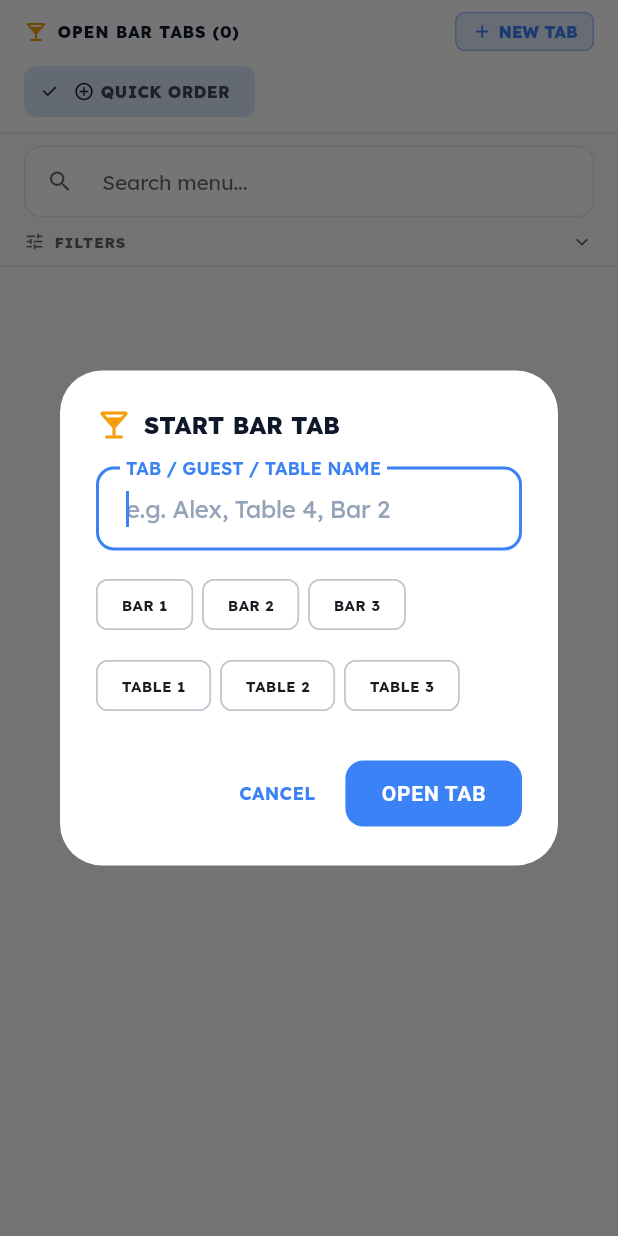
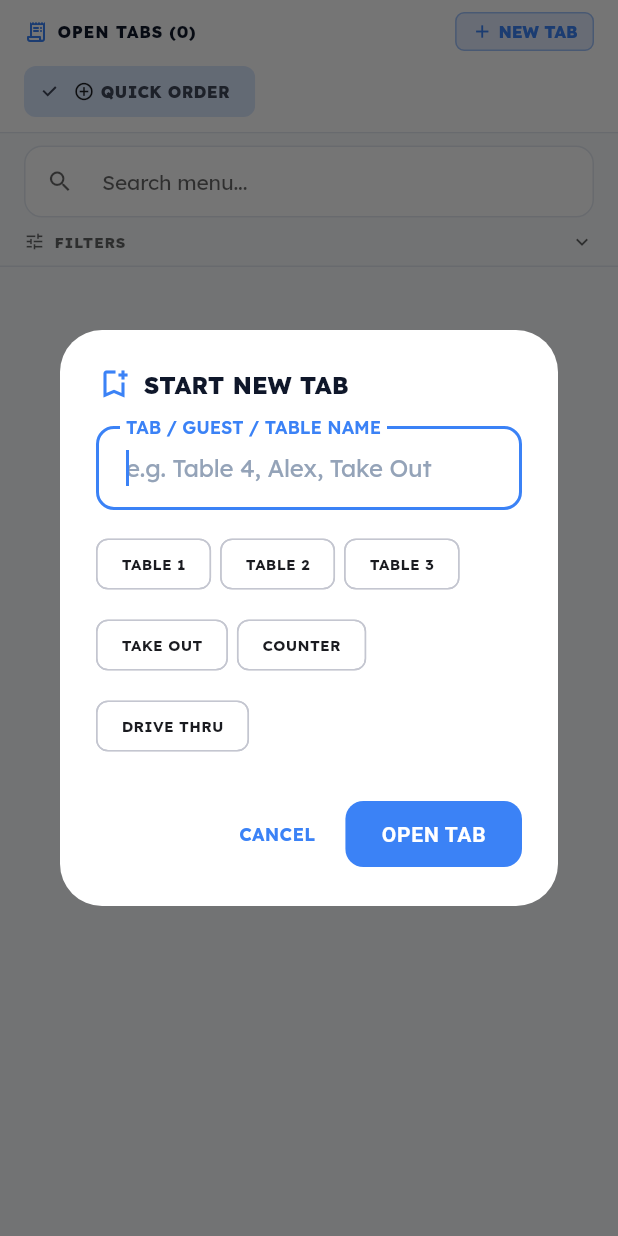
Before and after one commit to CephandriusMaxtori/dartKDS, a Flutter app: the OrderIntakeView widget shown alone on an empty page, opened directly, after a tap on "NEW TAB", on a phone screen of 412 x 824 dp. Run offline on Flutter 3.47's test engine with Material 3 defaults, Android fonts, the phone set to English and light mode, and no system bars; our stand-ins replace audioplayers, confetti, drift, file_picker, flutter_riverpod, qr_flutter and 5 more; missing offline and left inert: mobile_scanner, nsd, shelf_router; accounts and stored records are empty; generated files the repository leaves out were written again.

Commit message:
Refine Open Tabs UI into clean, universal Customer and Table Tabs

```diff
--- a/lib/ui/host/views/order_intake_view.dart
+++ b/lib/ui/host/views/order_intake_view.dart
@@ -441,14 +441,14 @@ class _OrderIntakeViewState extends ConsumerState<OrderIntakeView> {
                 children: [
                   Row(
                     children: [
-                      const Icon(
-                        Icons.local_bar_rounded,
+                      Icon(
+                        Icons.receipt_long_rounded,
                         size: 16,
-                        color: Color(0xFFF59E0B),
+                        color: theme.colorScheme.primary,
                       ),
                       const SizedBox(width: 6),
                       Text(
-                        'OPEN BAR TABS (${openOrders.length})',
+                        'OPEN TABS (${openOrders.length})',
                         style: const TextStyle(
                           fontWeight: FontWeight.w900,
                           fontSize: 11,
@@ -564,10 +564,14 @@ class _OrderIntakeViewState extends ConsumerState<OrderIntakeView> {
                               label: Row(
                                 mainAxisSize: MainAxisSize.min,
                                 children: [
-                                  const Text(
-                                    '🍺 ',
-                                    style: TextStyle(fontSize: 12),
+                                  Icon(
+                                    Icons.person_outline_rounded,
+                                    size: 13,
+                                    color: isSelected
+                                        ? theme.colorScheme.primary
+                                        : theme.hintColor,
                                   ),
+                                  const SizedBox(width: 4),
                                   Text(
                                     '${order.customerName.toUpperCase()} · \$${orderTotal.toStringAsFixed(2)}',
                                     style: TextStyle(
@@ -607,12 +611,12 @@ class _OrderIntakeViewState extends ConsumerState<OrderIntakeView> {
       context: context,
       builder: (context) => AlertDialog(
         backgroundColor: theme.cardColor,
-        title: const Row(
+        title: Row(
           children: [
-            Icon(Icons.local_bar_rounded, color: Color(0xFFF59E0B)),
-            SizedBox(width: 8),
-            Text(
-              'START BAR TAB',
+            Icon(Icons.bookmark_add_outlined, color: theme.colorScheme.primary),
+            const SizedBox(width: 8),
+            const Text(
+              'START NEW TAB',
               style: TextStyle(fontWeight: FontWeight.w900, fontSize: 16),
             ),
           ],
@@ -627,7 +631,7 @@ class _OrderIntakeViewState extends ConsumerState<OrderIntakeView> {
               style: const TextStyle(fontWeight: FontWeight.w700),
               decoration: InputDecoration(
                 labelText: 'TAB / GUEST / TABLE NAME',
-                hintText: 'e.g. Alex, Table 4, Bar 2',
+                hintText: 'e.g. Table 4, Alex, Take Out',
                 filled: true,
                 border: OutlineInputBorder(
                   borderRadius: BorderRadius.circular(10),
@@ -640,12 +644,12 @@ class _OrderIntakeViewState extends ConsumerState<OrderIntakeView> {
               runSpacing: 6,
               children:
                   [
-                    'BAR 1',
-                    'BAR 2',
-                    'BAR 3',
                     'TABLE 1',
                     'TABLE 2',
                     'TABLE 3',
+                    'TAKE OUT',
+                    'COUNTER',
+                    'DRIVE THRU',
                   ].map((label) {
                     return ActionChip(
                       label: Text(
@@ -705,7 +709,7 @@ class _OrderIntakeViewState extends ConsumerState<OrderIntakeView> {
           id: -1,
           guid: '',
           name: item.name,
-          category: 'Bar',
+          category: 'General',
           defaultStation: item.stationTag,
           modifiers: [],
           price: item.price,
@@ -745,9 +749,6 @@ class _OrderIntakeViewState extends ConsumerState<OrderIntakeView> {
     }
 
     final isEditingTab = intakeState.editingOrderUuid != null;
-    final tabName = intakeState.customerName.isEmpty
-        ? 'GUEST'
-        : intakeState.customerName.toUpperCase();
 
     final panelContent = Material(
       color: theme.cardColor,
@@ -757,17 +758,17 @@ class _OrderIntakeViewState extends ConsumerState<OrderIntakeView> {
             padding: const EdgeInsets.symmetric(horizontal: 16, vertical: 10),
             decoration: BoxDecoration(
               color: isEditingTab
-                  ? const Color(0xFFFACC15).withValues(alpha: 0.12)
+                  ? theme.colorScheme.primary.withValues(alpha: 0.1)
                   : theme.dividerColor.withValues(alpha: 0.1),
               border: Border(bottom: BorderSide(color: theme.dividerColor)),
             ),
             child: Row(
               children: [
                 Icon(
-                  Icons.local_bar_rounded,
+                  Icons.receipt_long_rounded,
                   size: 16,
                   color: isEditingTab
-                      ? const Color(0xFFD97706)
+                      ? theme.colorScheme.primary
                       : theme.hintColor,
                 ),
                 const SizedBox(width: 8),
@@ -804,15 +805,15 @@ class _OrderIntakeViewState extends ConsumerState<OrderIntakeView> {
                       vertical: 2,
                     ),
                     decoration: BoxDecoration(
-                      color: const Color(0xFFFACC15).withValues(alpha: 0.2),
+                      color: theme.colorScheme.primary.withValues(alpha: 0.15),
                       borderRadius: BorderRadius.circular(4),
                     ),
-                    child: const Text(
+                    child: Text(
                       'OPEN TAB',
                       style: TextStyle(
                         fontWeight: FontWeight.w900,
                         fontSize: 10,
-                        color: Color(0xFFD97706),
+                        color: theme.colorScheme.primary,
                       ),
                     ),
                   ),
@@ -966,7 +967,7 @@ class _OrderIntakeViewState extends ConsumerState<OrderIntakeView> {
                         ),
                         icon: const Icon(Icons.send_rounded, size: 16),
                         label: Text(
-                          isEditingTab ? 'SEND ROUND' : 'OPEN TAB & SEND',
+                          isEditingTab ? 'ADD TO TAB' : 'OPEN TAB & SEND',
                           style: const TextStyle(
                             fontWeight: FontWeight.w900,
                             fontSize: 11,
@@ -1697,7 +1698,7 @@ class _OrderIntakeViewState extends ConsumerState<OrderIntakeView> {
               ? 'Tab "$tabName" Closed & Paid!'
               : (isEditing
                     ? 'Tab "$tabName" Updated!'
-                    : 'Round Sent for Tab "$tabName"!'),
+                    : 'Sent to Kitchen for Tab "$tabName"!'),
           style: const TextStyle(fontWeight: FontWeight.w700),
         ),
         backgroundColor: closeTab
--- a/lib/ui/host/views/sent_queue_view.dart
+++ b/lib/ui/host/views/sent_queue_view.dart
@@ -5,7 +5,6 @@ import 'package:flutter_riverpod/flutter_riverpod.dart';
 import 'package:intl/intl.dart';
 import 'package:drift/drift.dart' hide Column;
 import '../../../models/database.dart';
-import '../../../models/item_status.dart';
 import '../../../models/order_status.dart';
 import '../../../providers/app_state_providers.dart';
 import '../../../providers/intake_provider.dart';
@@ -75,7 +74,7 @@ class SentQueueView extends ConsumerWidget {
                       openOrders,
                       timeFormat,
                       theme,
-                      'No Open Bar Tabs',
+                      'No Open Tabs',
                       'Active tabs waiting to be settled will appear here.',
                       isOpenTabSection: true,
                     ),
@@ -88,7 +87,7 @@ class SentQueueView extends ConsumerWidget {
                       timeFormat,
                       theme,
                       'No Closed Tabs',
-                      'Settled bar tabs will appear here.',
+                      'Settled customer tabs will appear here.',
                       isOpenTabSection: false,
                     ),
                     _buildOrderList(
@@ -99,8 +98,8 @@ class SentQueueView extends ConsumerWidget {
                       orders,
                       timeFormat,
                       theme,
-                      'No Bar Tabs Found',
-                      'Bar tabs will appear here.',
+                      'No Tabs Found',
+                      'Customer tabs will appear here.',
                       isOpenTabSection: false,
                     ),
                   ],
@@ -139,7 +138,7 @@ class SentQueueView extends ConsumerWidget {
                 shape: BoxShape.circle,
               ),
               child: Icon(
-                Icons.local_bar_rounded,
+                Icons.receipt_long_rounded,
                 size: 56,
                 color: emptyColor.withValues(alpha: 0.6),
               ),
@@ -194,7 +193,12 @@ class SentQueueView extends ConsumerWidget {
                   children: [
                     Row(
                       children: [
-                        const Text('🍺 ', style: TextStyle(fontSize: 16)),
+                        Icon(
+                          Icons.person_outline_rounded,
+                          size: 18,
+                          color: theme.colorScheme.primary,
+                        ),
+                        const SizedBox(width: 6),
                         Text(
                           'TAB: ${order.customerName.toUpperCase()}',
                           style: TextStyle(
@@ -252,7 +256,7 @@ class SentQueueView extends ConsumerWidget {
                                 ),
                                 const SizedBox(width: 3),
                                 Text(
-                                  isOpen ? 'ADD ROUND' : 'EDIT',
+                                  isOpen ? 'ADD TO TAB' : 'EDIT',
                                   style: TextStyle(
                                     color: theme.colorScheme.primary,
                                     fontWeight: FontWeight.w900,
@@ -380,7 +384,7 @@ class SentQueueView extends ConsumerWidget {
                           mainAxisAlignment: MainAxisAlignment.spaceBetween,
                           children: [
                             Text(
-                              'RUNNING TAB TOTAL',
+                              'TAB TOTAL',
                               style: TextStyle(
                                 fontWeight: FontWeight.w900,
                                 fontSize: 13,
@@ -468,7 +472,7 @@ class SentQueueView extends ConsumerWidget {
           id: -1,
           guid: '',
           name: item.name,
-          category: 'Bar',
+          category: 'General',
           defaultStation: item.stationTag,
           modifiers: [],
           price: item.price,
```
